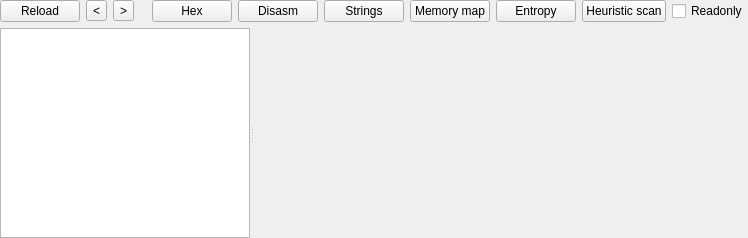
horsicq/FormatWidgets, file MACH/machwidget.ui: the form before one commit.
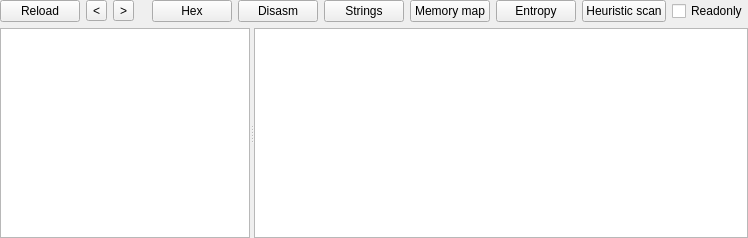
The form after the commit. The open tabs and pages were chosen to show the change. Custom widgets are drawn as their Qt base class.

```diff
--- a/MACH/machwidget.ui
+++ b/MACH/machwidget.ui
@@ -1594,6 +1594,56 @@
         </item>
        </layout>
       </widget>
+      <widget class="QWidget" name="page_data_in_code_entry">
+       <layout class="QVBoxLayout" name="verticalLayout_39">
+        <property name="leftMargin">
+         <number>0</number>
+        </property>
+        <property name="topMargin">
+         <number>0</number>
+        </property>
+        <property name="rightMargin">
+         <number>0</number>
+        </property>
+        <property name="bottomMargin">
+         <number>0</number>
+        </property>
+        <item>
+         <widget class="QTableView" name="tableView_data_in_code_entry">
+          <property name="sizePolicy">
+           <sizepolicy hsizetype="Expanding" vsizetype="Expanding">
+            <horstretch>0</horstretch>
+            <verstretch>0</verstretch>
+           </sizepolicy>
+          </property>
+          <property name="contextMenuPolicy">
+           <enum>Qt::CustomContextMenu</enum>
+          </property>
+          <property name="editTriggers">
+           <set>QAbstractItemView::NoEditTriggers</set>
+          </property>
+          <property name="selectionMode">
+           <enum>QAbstractItemView::SingleSelection</enum>
+          </property>
+          <property name="selectionBehavior">
+           <enum>QAbstractItemView::SelectRows</enum>
+          </property>
+          <attribute name="verticalHeaderVisible">
+           <bool>false</bool>
+          </attribute>
+          <attribute name="verticalHeaderMinimumSectionSize">
+           <number>20</number>
+          </attribute>
+          <attribute name="verticalHeaderDefaultSectionSize">
+           <number>21</number>
+          </attribute>
+          <attribute name="verticalHeaderStretchLastSection">
+           <bool>false</bool>
+          </attribute>
+         </widget>
+        </item>
+       </layout>
+      </widget>
      </widget>
     </widget>
    </item>
```
